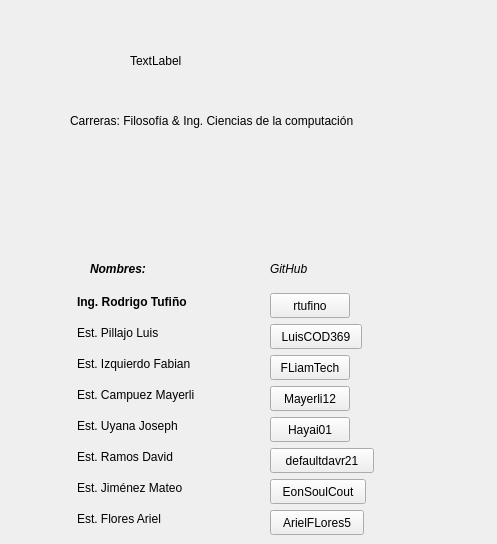
This is creditosform.ui in LuisCOD369/AskMe as Qt 5 draws it before an edit. The edited form follows.
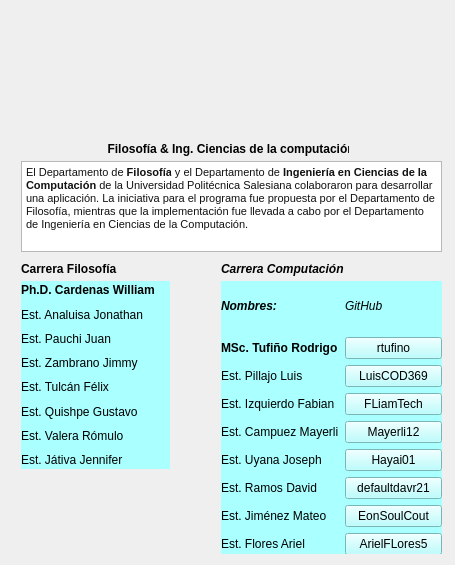
This is the edited form. Icons and pictures are not drawn.

Commit message: Ventana creditos terminado

What changed in the file:
```diff
--- a/creditosform.ui
+++ b/creditosform.ui
@@ -6,8 +6,8 @@
    <rect>
     <x>0</x>
     <y>0</y>
-    <width>497</width>
-    <height>544</height>
+    <width>455</width>
+    <height>565</height>
    </rect>
   </property>
   <property name="windowTitle">
@@ -16,18 +16,100 @@
   <property name="styleSheet">
    <string notr="true">alternate-background-color: qconicalgradient(cx:0, cy:0, angle:135, stop:0 rgba(255, 255, 0, 69), stop:0.375 rgba(255, 255, 0, 69), stop:0.423533 rgba(251, 255, 0, 145), stop:0.45 rgba(247, 255, 0, 208), stop:0.477581 rgba(255, 244, 71, 130), stop:0.518717 rgba(255, 218, 71, 130), stop:0.55 rgba(255, 255, 0, 255), stop:0.57754 rgba(255, 203, 0, 130), stop:0.625 rgba(255, 255, 0, 69), stop:1 rgba(255, 255, 0, 69));</string>
   </property>
+  <layout class="QGridLayout" name="gridLayout_3">
+   <item row="0" column="0">
+    <widget class="QWidget" name="widget_3" native="true">
+     <property name="minimumSize">
+      <size>
+       <width>430</width>
+       <height>535</height>
+      </size>
+     </property>
+     <widget class="QLabel" name="labelImagen">
+      <property name="geometry">
+       <rect>
+        <x>9</x>
+        <y>9</y>
+        <width>401</width>
+        <height>121</height>
+       </rect>
+      </property>
+      <property name="text">
+       <string/>
+      </property>
+      <property name="pixmap">
+       <pixmap resource="Recursos.qrc">:/recursos/UPS.png</pixmap>
+      </property>
+      <property name="scaledContents">
+       <bool>true</bool>
+      </property>
+     </widget>
+     <widget class="QWidget" name="widget" native="true">
+      <property name="geometry">
+       <rect>
+        <x>210</x>
+        <y>270</y>
+        <width>221</width>
+        <height>274</height>
+       </rect>
+      </property>
+      <property name="styleSheet">
+       <string notr="true">background-color: rgb(170, 255, 255);</string>
+      </property>
+      <layout class="QGridLayout" name="gridLayout">
+       <item row="6" column="1">
+        <widget class="QPushButton" name="pushButton_3">
+         <property name="text">
+          <string>defaultdavr21</string>
+         </property>
+        </widget>
+       </item>
+       <item row="3" column="1">
+        <widget class="QPushButton" name="pushButtonFabia">
+         <property name="text">
+          <string>FLiamTech</string>
+         </property>
+        </widget>
+       </item>
+       <item row="8" column="1">
+        <widget class="QPushButton" name="pushButtonAriel">
+         <property name="text">
+          <string>ArielFLores5</string>
+         </property>
+        </widget>
+       </item>
+       <item row="5" column="0">
+        <widget class="QLabel" name="label_7">
+         <property name="text">
+          <string>Est. Uyana Joseph</string>
+         </property>
+        </widget>
+       </item>
+       <item row="3" column="0">
+        <widget class="QLabel" name="label_5">
+         <property name="text">
+          <string>Est. Izquierdo Fabian</string>
+         </property>
+        </widget>
+       </item>
+       <item row="2" column="1">
+        <widget class="QPushButton" name="pushButtonLuis">
+         <property name="text">
+          <string>LuisCOD369</string>
+         </property>
+        </widget>
+       </item>
+       <item row="7" column="1">
+        <widget class="QPushButton" name="pushButton_4">
+         <property name="text">
+          <string>EonSoulCout</string>
+         </property>
+        </widget>
+       </item>
+       <item row="0" column="0">
   <widget class="QLabel" name="label">
-   <property name="geometry">
-    <rect>
-     <x>90</x>
-     <y>260</y>
-     <width>68</width>
-     <height>17</height>
-    </rect>
-   </property>
    <property name="font">
     <font>
-     <weight>75</weight>
      <italic>true</italic>
      <bold>true</bold>
     </font>
@@ -36,15 +118,42 @@
     <string>Nombres:</string>
    </property>
   </widget>
+       </item>
+       <item row="4" column="0">
+        <widget class="QLabel" name="label_6">
+         <property name="text">
+          <string>Est. Campuez Mayerli</string>
+         </property>
+        </widget>
+       </item>
+       <item row="6" column="0">
+        <widget class="QLabel" name="label_8">
+         <property name="text">
+          <string>Est. Ramos David</string>
+         </property>
+        </widget>
+       </item>
+       <item row="5" column="1">
+        <widget class="QPushButton" name="pushButton_2">
+         <property name="text">
+          <string>Hayai01</string>
+         </property>
+        </widget>
+       </item>
+       <item row="1" column="0">
+        <widget class="QLabel" name="label_3">
+         <property name="font">
+          <font>
+           <bold>true</bold>
+          </font>
+         </property>
+         <property name="text">
+          <string>MSc. Tufiño Rodrigo</string>
+         </property>
+        </widget>
+       </item>
+       <item row="0" column="1">
   <widget class="QLabel" name="label_2">
-   <property name="geometry">
-    <rect>
-     <x>270</x>
-     <y>260</y>
-     <width>48</width>
-     <height>17</height>
-    </rect>
-   </property>
    <property name="font">
     <font>
      <italic>true</italic>
@@ -54,247 +163,214 @@
     <string>GitHub</string>
    </property>
   </widget>
-  <widget class="QLabel" name="label_3">
-   <property name="geometry">
-    <rect>
-     <x>77</x>
-     <y>293</y>
-     <width>136</width>
-     <height>17</height>
-    </rect>
-   </property>
-   <property name="font">
-    <font>
-     <weight>75</weight>
-     <bold>true</bold>
-    </font>
-   </property>
+       </item>
+       <item row="4" column="1">
+        <widget class="QPushButton" name="pushButton">
+         <property name="text">
+          <string>Mayerli12</string>
+         </property>
+        </widget>
+       </item>
+       <item row="8" column="0">
+        <widget class="QLabel" name="label_10">
    <property name="text">
-    <string>Ing. Rodrigo Tufiño</string>
-   </property>
-  </widget>
+          <string>Est. Flores Ariel</string>
+         </property>
+        </widget>
+       </item>
+       <item row="1" column="1">
   <widget class="QPushButton" name="pushButton_5">
-   <property name="geometry">
-    <rect>
-     <x>270</x>
-     <y>293</y>
-     <width>80</width>
-     <height>25</height>
-    </rect>
-   </property>
    <property name="text">
     <string>rtufino</string>
    </property>
   </widget>
+       </item>
+       <item row="2" column="0">
   <widget class="QLabel" name="label_4">
-   <property name="geometry">
-    <rect>
-     <x>77</x>
-     <y>324</y>
-     <width>101</width>
-     <height>17</height>
-    </rect>
-   </property>
    <property name="text">
     <string>Est. Pillajo Luis</string>
    </property>
   </widget>
-  <widget class="QPushButton" name="pushButtonLuis">
-   <property name="geometry">
-    <rect>
-     <x>270</x>
-     <y>324</y>
-     <width>92</width>
-     <height>25</height>
-    </rect>
-   </property>
-   <property name="text">
-    <string>LuisCOD369</string>
-   </property>
-  </widget>
-  <widget class="QLabel" name="label_5">
-   <property name="geometry">
-    <rect>
-     <x>77</x>
-     <y>355</y>
-     <width>141</width>
-     <height>17</height>
-    </rect>
-   </property>
-   <property name="text">
-    <string>Est. Izquierdo Fabian</string>
-   </property>
-  </widget>
-  <widget class="QPushButton" name="pushButtonFabia">
-   <property name="geometry">
-    <rect>
-     <x>270</x>
-     <y>355</y>
-     <width>80</width>
-     <height>25</height>
-    </rect>
-   </property>
-   <property name="text">
-    <string>FLiamTech</string>
-   </property>
-  </widget>
-  <widget class="QLabel" name="label_6">
-   <property name="geometry">
-    <rect>
-     <x>77</x>
-     <y>386</y>
-     <width>146</width>
-     <height>17</height>
-    </rect>
-   </property>
-   <property name="text">
-    <string>Est. Campuez Mayerli</string>
-   </property>
-  </widget>
-  <widget class="QPushButton" name="pushButton">
-   <property name="geometry">
-    <rect>
-     <x>270</x>
-     <y>386</y>
-     <width>80</width>
-     <height>25</height>
-    </rect>
-   </property>
-   <property name="text">
-    <string>Mayerli12</string>
-   </property>
-  </widget>
-  <widget class="QLabel" name="label_7">
-   <property name="geometry">
-    <rect>
-     <x>77</x>
-     <y>417</y>
-     <width>123</width>
-     <height>17</height>
-    </rect>
-   </property>
-   <property name="text">
-    <string>Est. Uyana Joseph</string>
-   </property>
-  </widget>
-  <widget class="QPushButton" name="pushButton_2">
-   <property name="geometry">
-    <rect>
-     <x>270</x>
-     <y>417</y>
-     <width>80</width>
-     <height>25</height>
-    </rect>
-   </property>
-   <property name="text">
-    <string>Hayai01</string>
-   </property>
-  </widget>
-  <widget class="QLabel" name="label_8">
-   <property name="geometry">
-    <rect>
-     <x>77</x>
-     <y>448</y>
-     <width>116</width>
-     <height>17</height>
-    </rect>
-   </property>
-   <property name="text">
-    <string>Est. Ramos David</string>
-   </property>
-  </widget>
-  <widget class="QPushButton" name="pushButton_3">
-   <property name="geometry">
-    <rect>
-     <x>270</x>
-     <y>448</y>
-     <width>104</width>
-     <height>25</height>
-    </rect>
-   </property>
-   <property name="text">
-    <string>defaultdavr21</string>
-   </property>
-  </widget>
+       </item>
+       <item row="7" column="0">
   <widget class="QLabel" name="label_9">
-   <property name="geometry">
-    <rect>
-     <x>77</x>
-     <y>479</y>
-     <width>133</width>
-     <height>17</height>
-    </rect>
-   </property>
    <property name="text">
     <string>Est. Jiménez Mateo</string>
    </property>
   </widget>
-  <widget class="QPushButton" name="pushButton_4">
+       </item>
+      </layout>
+     </widget>
+     <widget class="QWidget" name="widget_2" native="true">
    <property name="geometry">
     <rect>
-     <x>270</x>
-     <y>479</y>
-     <width>96</width>
-     <height>25</height>
-    </rect>
-   </property>
+        <x>10</x>
+        <y>270</y>
+        <width>149</width>
+        <height>188</height>
+       </rect>
+      </property>
+      <property name="styleSheet">
+       <string notr="true">background-color: rgb(170, 255, 255);</string>
+      </property>
+      <layout class="QGridLayout" name="gridLayout_2">
+       <item row="3" column="0">
+        <widget class="QLabel" name="label_13">
    <property name="text">
-    <string>EonSoulCout</string>
-   </property>
-  </widget>
-  <widget class="QLabel" name="label_10">
+          <string>Est. Zambrano Jimmy</string>
+         </property>
+        </widget>
+       </item>
+       <item row="4" column="0">
+        <widget class="QLabel" name="label_15">
+         <property name="text">
+          <string>Est. Tulcán Félix</string>
+         </property>
+        </widget>
+       </item>
+       <item row="0" column="0">
+        <widget class="QLabel" name="label_18">
+         <property name="font">
+          <font>
+           <bold>true</bold>
+          </font>
+         </property>
+         <property name="text">
+          <string>Ph.D. Cardenas William</string>
+         </property>
+        </widget>
+       </item>
+       <item row="7" column="0">
+        <widget class="QLabel" name="label_19">
+         <property name="text">
+          <string>Est. Játiva Jennifer</string>
+         </property>
+        </widget>
+       </item>
+       <item row="5" column="0">
+        <widget class="QLabel" name="label_17">
+         <property name="text">
+          <string>Est. Quishpe Gustavo</string>
+         </property>
+        </widget>
+       </item>
+       <item row="2" column="0">
+        <widget class="QLabel" name="label_14">
+         <property name="text">
+          <string>Est. Pauchi Juan</string>
+         </property>
+        </widget>
+       </item>
+       <item row="6" column="0">
+        <widget class="QLabel" name="label_16">
+         <property name="text">
+          <string>Est. Valera Rómulo</string>
+         </property>
+        </widget>
+       </item>
+       <item row="1" column="0">
+        <widget class="QLabel" name="label_12">
+         <property name="text">
+          <string>Est. Analuisa Jonathan</string>
+         </property>
+        </widget>
+       </item>
+      </layout>
+     </widget>
+     <widget class="QLabel" name="label_21">
    <property name="geometry">
     <rect>
-     <x>77</x>
-     <y>510</y>
-     <width>106</width>
-     <height>17</height>
-    </rect>
-   </property>
+        <x>210</x>
+        <y>250</y>
+        <width>123</width>
+        <height>16</height>
+       </rect>
+      </property>
+      <property name="font">
+       <font>
+        <family>SansSerif</family>
+        <italic>true</italic>
+        <bold>true</bold>
+       </font>
+      </property>
    <property name="text">
-    <string>Est. Flores Ariel</string>
-   </property>
-  </widget>
-  <widget class="QPushButton" name="pushButtonAriel">
+       <string>Carrera Computación</string>
+      </property>
+     </widget>
+     <widget class="QTextEdit" name="textEdit">
    <property name="geometry">
     <rect>
-     <x>270</x>
-     <y>510</y>
-     <width>94</width>
-     <height>25</height>
-    </rect>
-   </property>
-   <property name="text">
-    <string>ArielFLores5</string>
+        <x>10</x>
+        <y>150</y>
+        <width>421</width>
+        <height>91</height>
+       </rect>
+      </property>
+      <property name="html">
+       <string>&lt;!DOCTYPE HTML PUBLIC &quot;-//W3C//DTD HTML 4.0//EN&quot; &quot;http://www.w3.org/TR/REC-html40/strict.dtd&quot;&gt;
+&lt;html&gt;&lt;head&gt;&lt;meta name=&quot;qrichtext&quot; content=&quot;1&quot; /&gt;&lt;meta charset=&quot;utf-8&quot; /&gt;&lt;style type=&quot;text/css&quot;&gt;
+p, li { white-space: pre-wrap; }
+hr { height: 1px; border-width: 0; }
+li.unchecked::marker { content: &quot;\2610&quot;; }
+li.checked::marker { content: &quot;\2612&quot;; }
+&lt;/style&gt;&lt;/head&gt;&lt;body style=&quot; font-family:'Segoe UI'; font-size:9pt; font-weight:400; font-style:normal;&quot;&gt;
+&lt;p style=&quot; margin-top:12px; margin-bottom:12px; margin-left:0px; margin-right:0px; -qt-block-indent:0; text-indent:0px;&quot;&gt;&lt;span style=&quot; font-family:'-apple-system','Roboto','SegoeUI','Segoe UI','Helvetica Neue','Helvetica','Microsoft YaHei','Meiryo UI','Meiryo','Arial Unicode MS','sans-serif'; font-size:8pt; color:#111111; background-color:rgba(255,255,255,0.694118);&quot;&gt;El Departamento de &lt;/span&gt;&lt;span style=&quot; font-family:'-apple-system','Roboto','SegoeUI','Segoe UI','Helvetica Neue','Helvetica','Microsoft YaHei','Meiryo UI','Meiryo','Arial Unicode MS','sans-serif'; font-size:8pt; font-weight:700; color:#111111; background-color:rgba(255,255,255,0.694118);&quot;&gt;Filosofía&lt;/span&gt;&lt;span style=&quot; font-family:'-apple-system','Roboto','SegoeUI','Segoe UI','Helvetica Neue','Helvetica','Microsoft YaHei','Meiryo UI','Meiryo','Arial Unicode MS','sans-serif'; font-size:8pt; color:#111111; background-color:rgba(255,255,255,0.694118);&quot;&gt; y el Departamento de &lt;/span&gt;&lt;span style=&quot; font-family:'-apple-system','Roboto','SegoeUI','Segoe UI','Helvetica Neue','Helvetica','Microsoft YaHei','Meiryo UI','Meiryo','Arial Unicode MS','sans-serif'; font-size:8pt; font-weight:700; color:#111111; background-color:rgba(255,255,255,0.694118);&quot;&gt;Ingeniería en Ciencias de la Computación&lt;/span&gt;&lt;span style=&quot; font-family:'-apple-system','Roboto','SegoeUI','Segoe UI','Helvetica Neue','Helvetica','Microsoft YaHei','Meiryo UI','Meiryo','Arial Unicode MS','sans-serif'; font-size:8pt; color:#111111; background-color:rgba(255,255,255,0.694118);&quot;&gt; de la Universidad Politécnica Salesiana colaboraron para desarrollar una aplicación. La iniciativa para el programa fue propuesta por el Departamento de Filosofía, mientras que la implementación fue llevada a cabo por el Departamento de Ingeniería en Ciencias de la Computación.&lt;/span&gt;&lt;/p&gt;&lt;/body&gt;&lt;/html&gt;</string>
    </property>
   </widget>
   <widget class="QLabel" name="label_11">
    <property name="geometry">
     <rect>
-     <x>70</x>
-     <y>110</y>
-     <width>361</width>
-     <height>21</height>
-    </rect>
-   </property>
+        <x>10</x>
+        <y>130</y>
+        <width>328</width>
+        <height>16</height>
+       </rect>
+      </property>
+      <property name="font">
+       <font>
+        <bold>true</bold>
+       </font>
+      </property>
    <property name="text">
-    <string>Carreras: Filosofía &amp; Ing. Ciencias de la computación</string>
-   </property>
-  </widget>
-  <widget class="QLabel" name="labelImagen">
+       <string>                          Filosofía &amp; Ing. Ciencias de la computación</string>
+      </property>
+     </widget>
+     <widget class="QLabel" name="label_20">
    <property name="geometry">
     <rect>
-     <x>130</x>
-     <y>20</y>
-     <width>221</width>
-     <height>81</height>
-    </rect>
-   </property>
+        <x>10</x>
+        <y>250</y>
+        <width>96</width>
+        <height>16</height>
+       </rect>
+      </property>
+      <property name="font">
+       <font>
+        <family>SansSerif</family>
+        <bold>true</bold>
+       </font>
+      </property>
    <property name="text">
-    <string>TextLabel</string>
+       <string>Carrera Filosofía</string>
    </property>
   </widget>
  </widget>
- <resources/>
+   </item>
+  </layout>
+ </widget>
+ <tabstops>
+  <tabstop>textEdit</tabstop>
+  <tabstop>pushButton_5</tabstop>
+  <tabstop>pushButtonLuis</tabstop>
+  <tabstop>pushButtonFabia</tabstop>
+  <tabstop>pushButton</tabstop>
+  <tabstop>pushButton_2</tabstop>
+  <tabstop>pushButton_3</tabstop>
+  <tabstop>pushButton_4</tabstop>
+  <tabstop>pushButtonAriel</tabstop>
+ </tabstops>
+ <resources>
+  <include location="Recursos.qrc"/>
+ </resources>
  <connections/>
 </ui>
```
Lines whose indentation alone changed are shown as unchanged. The commit also changes 4 other files.
